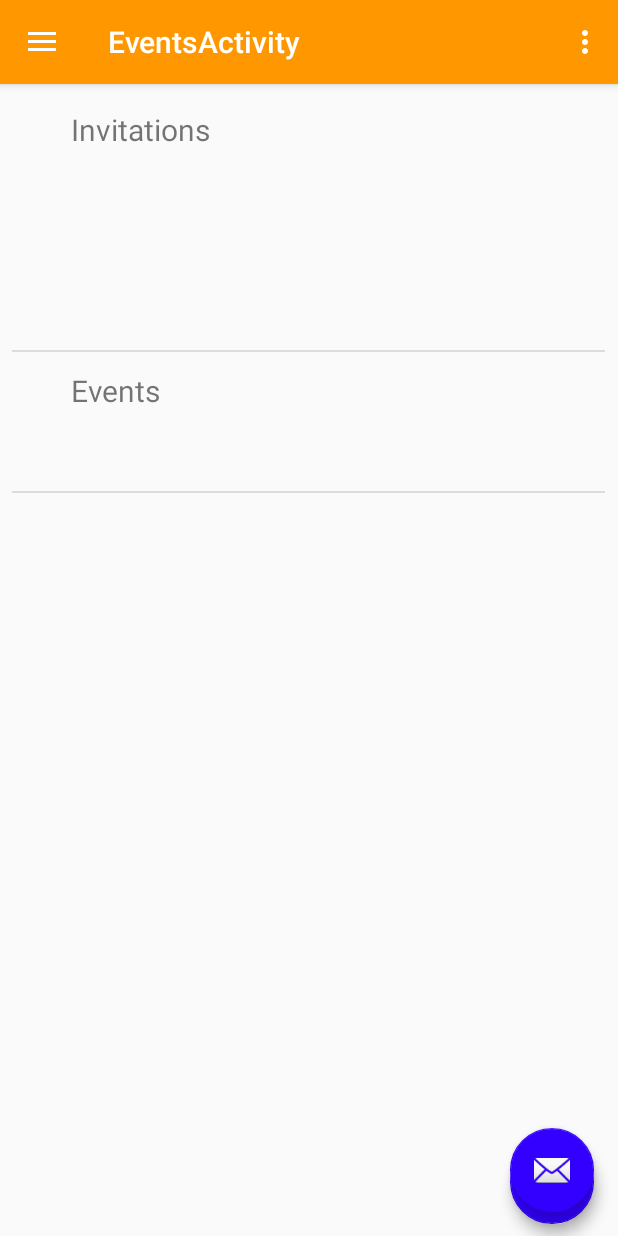
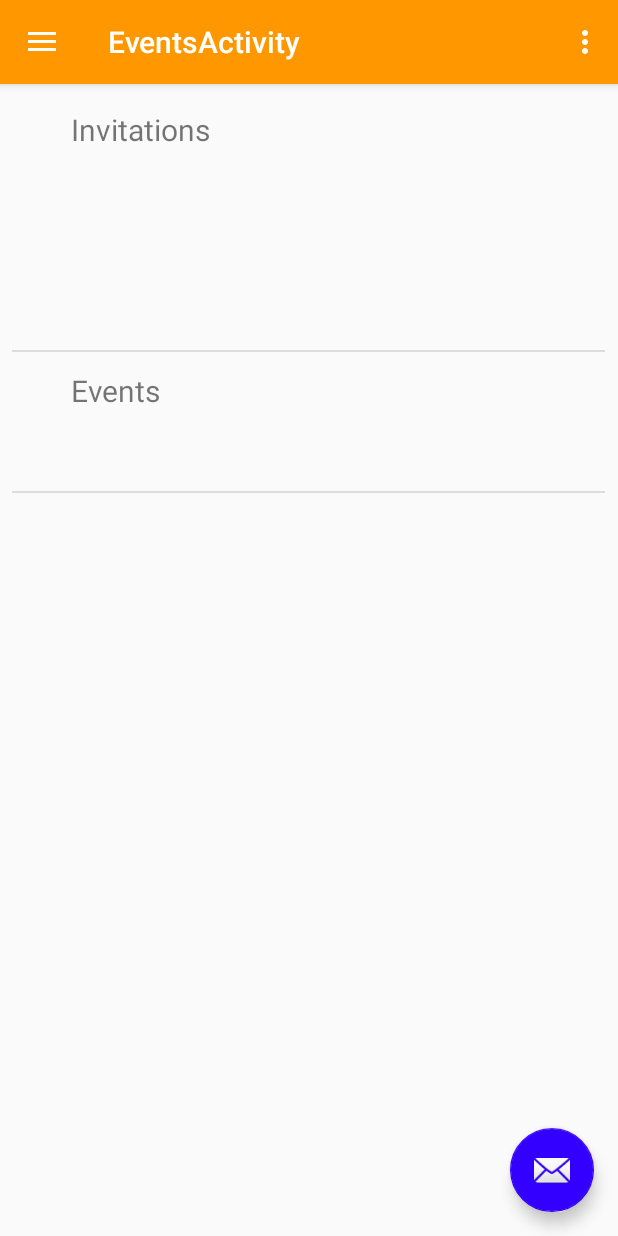
Before and after one commit to jhu-cs-uima-sp19/uFree, an Android app: the EventsActivity screen opened directly, with no data from a screen before it, on a phone screen of 412 x 824 dp. Run offline under Robolectric (Android 15) with nearby library versions, the phone set to English and light mode, and no system bars.

Commit message:
removed double fab

```diff
--- a/app/src/main/res/layout/activity_new_event.xml
+++ b/app/src/main/res/layout/activity_new_event.xml
@@ -123,10 +123,10 @@
         android:text="Invited"
         app:layout_constraintBottom_toTopOf="@+id/AttendingTextView"
         app:layout_constraintEnd_toEndOf="parent"
-        app:layout_constraintHorizontal_bias="0.023"
+        app:layout_constraintHorizontal_bias="0.022"
         app:layout_constraintStart_toStartOf="parent"
         app:layout_constraintTop_toBottomOf="@+id/DescriptionInput"
-        app:layout_constraintVertical_bias="0.417" />
+        app:layout_constraintVertical_bias="0.36" />
 
     <TextView
         android:id="@+id/AttendingTextView"
--- a/app/src/main/res/layout/content_events.xml
+++ b/app/src/main/res/layout/content_events.xml
@@ -41,22 +41,6 @@
         app:layout_constraintTop_toTopOf="parent"
         app:layout_constraintVertical_bias="0.257"
         tools:text="@string/events" />
-
-    <android.support.design.widget.FloatingActionButton
-        android:id="@+id/EventsFAB"
-        android:layout_width="wrap_content"
-        android:layout_height="wrap_content"
-        android:layout_marginStart="8dp"
-        android:layout_marginEnd="8dp"
-        android:layout_marginBottom="8dp"
-        android:clickable="true"
-        app:layout_constraintBottom_toBottomOf="parent"
-        app:layout_constraintEnd_toEndOf="parent"
-        app:layout_constraintHorizontal_bias="0.976"
-        app:layout_constraintStart_toStartOf="parent"
-        app:layout_constraintTop_toBottomOf="@+id/_dynamic"
-        app:layout_constraintVertical_bias="0.789"
-        app:srcCompat="@android:drawable/ic_menu_add" />
 
     <View
         android:id="@+id/divider"
```
Also changed, not shown: app/src/main/res/layout/content_single_friend_events.xml (+0 -14 lines).
